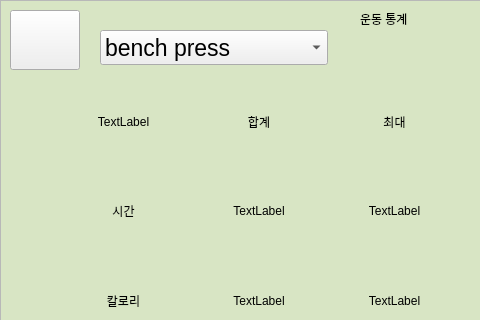
Above: ESE_2022_Robot/GUI_DB/userui.ui from SagongUihun/ESE_2022_MutualHelp before the change; both pictures show x 0 to 480 and y 0 to 320 of the 800 by 554 pixel window. Below: the same form after it.
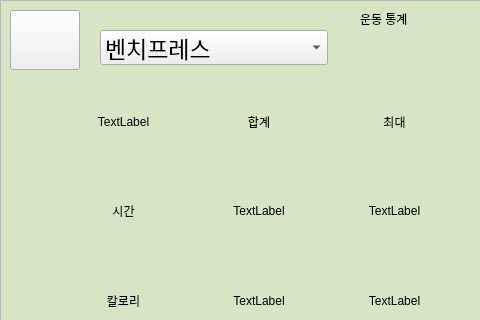
That is the form after the change. The open tabs and pages were chosen to show the change. Icons and pictures are not drawn.

Diff of the .ui file:
```diff
--- a/ESE_2022_Robot/GUI_DB/userui.ui
+++ b/ESE_2022_Robot/GUI_DB/userui.ui
@@ -2505,7 +2505,7 @@
        </property>
        <item>
         <property name="text">
-         <string>bench press</string>
+         <string>벤치프레스</string>
         </property>
        </item>
        <item>
```
Left out of the diff: 42 changed lines with no effect on the pictures.
